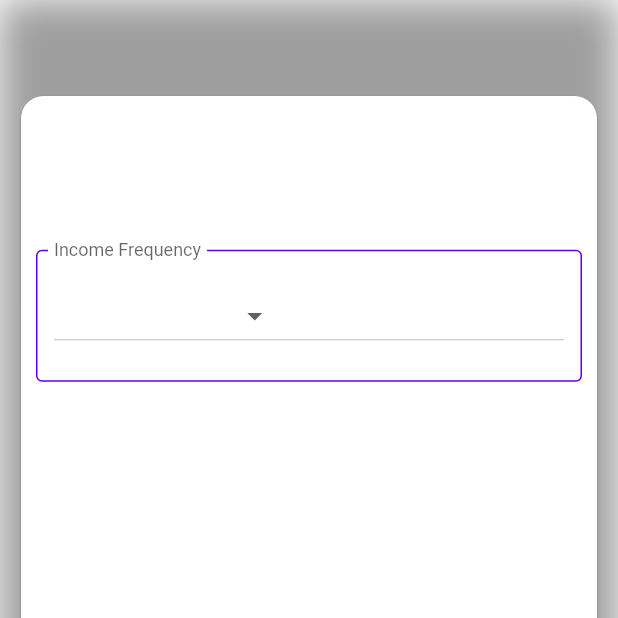
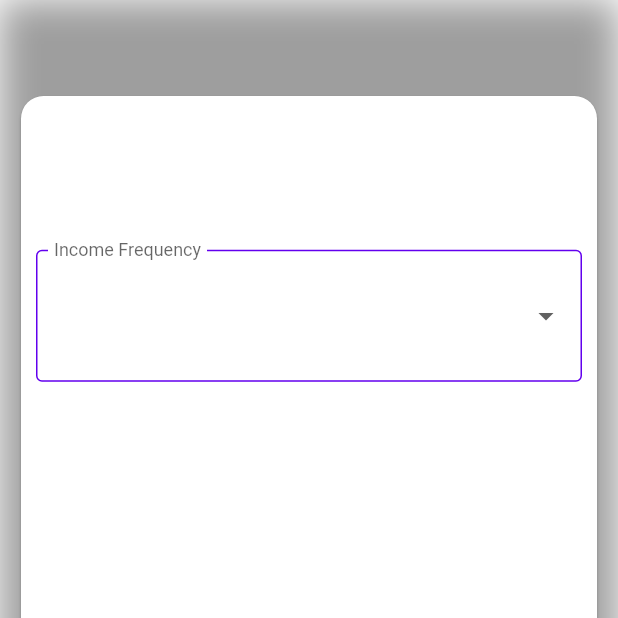
Before and after one commit to bpmeek/BillsAppFlutter, a Flutter app: the IncomePage screen opened directly, on a phone screen of 412 x 824 dp, the top half of it. Run offline on Flutter 3.47's test engine with Material 2 defaults, Android fonts, the phone set to English and light mode, and no system bars; our stand-ins replace jiffy, shared_preferences; missing offline and left inert: firebase_admob, rect_getter; accounts and stored records are empty.

```diff
--- a/lib/mainFree.dart
+++ b/lib/mainFree.dart
@@ -7,7 +7,6 @@ import 'package:billsappflutter/pages/BillsPage.dart';
 import 'package:billsappflutter/pages/IncomePage.dart';
 
 void main() {
-  //TODO figure out how to fix build flavors
   BuildEnvironment.init(flavor: BuildFlavor.free);
   assert(env != null);
   runApp(MyApp());
--- a/lib/mainPaid.dart
+++ b/lib/mainPaid.dart
@@ -6,7 +6,6 @@ import 'package:billsappflutter/pages/BillsPage.dart';
 import 'package:billsappflutter/pages/IncomePage.dart';
 
 void main() {
-  //TODO figure out how to fix build flavors
   BuildEnvironment.init(flavor: BuildFlavor.paid);
   assert(env != null);
   runApp(MyApp());
--- a/lib/pages/IncomePage.dart
+++ b/lib/pages/IncomePage.dart
@@ -84,7 +84,8 @@ class _IncomePageState extends State<IncomePage> {
                     blurRadius: 20.0,
                   )
                 ]),
-                    padding: EdgeInsets.only(left: 10, right: 10, bottom: 10, top: adOffset),
+                padding: EdgeInsets.only(
+                    left: 10, right: 10, bottom: 10, top: adOffset),
                 child: Card(
                   shape: RoundedRectangleBorder(
                     borderRadius: BorderRadius.circular(15.0),
@@ -102,13 +103,12 @@ class _IncomePageState extends State<IncomePage> {
                                   builder: (FormFieldState<String> state) {
                                 return InputDecorator(
                                   decoration: InputDecoration(
-                                          enabledBorder:
-                                              const OutlineInputBorder(
+                                      enabledBorder: const OutlineInputBorder(
                                           borderSide: const BorderSide(
-                                                      color:
-                                                          Color(0xFF6200EE))),
+                                              color: Color(0xFF6200EE))),
                                       labelText: 'Income Frequency'),
                                   isEmpty: _currentSelectedValue == '',
+                                  child: DropdownButtonHideUnderline(
                                     child: DropdownButton<PayFrequency>(
                                       value: _currentSelectedValue,
                                       isDense: false,
@@ -121,8 +121,8 @@ class _IncomePageState extends State<IncomePage> {
                                           income.saveIncome(income);
                                         });
                                       },
-                                        items: _incomeList
-                                            .map((PayFrequency value) {
+                                      items:
+                                          _incomeList.map((PayFrequency value) {
                                         return DropdownMenuItem<PayFrequency>(
                                           value: value,
                                           child: Text(
@@ -131,6 +131,7 @@ class _IncomePageState extends State<IncomePage> {
                                           ),
                                         );
                                       }).toList(),
+                                    ),
                                   ),
                                 );
                               }),
```
Lines whose indentation alone changed are shown as unchanged.
